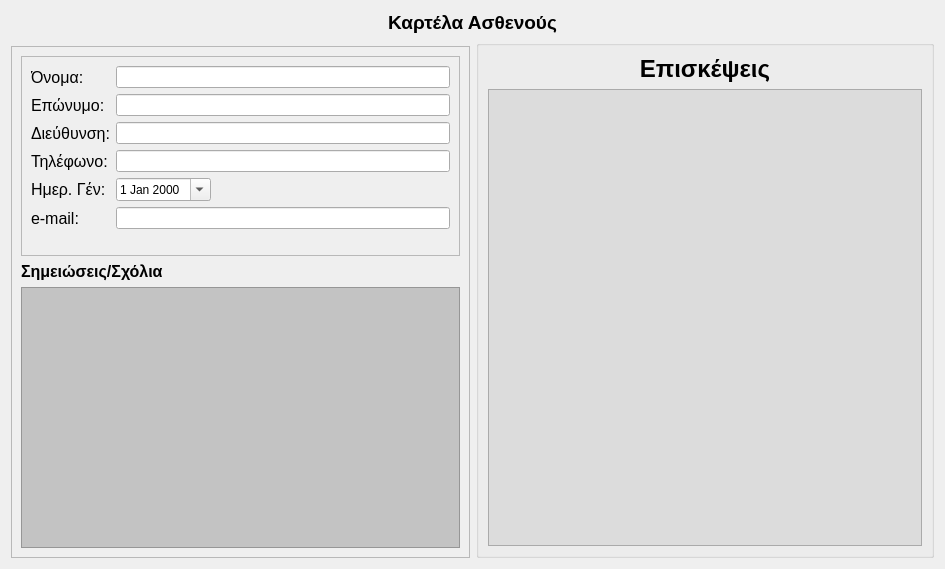
Old version of the form ui/ui_files/edit_patient.ui in the repository tdgs/medical_qt_ruby.
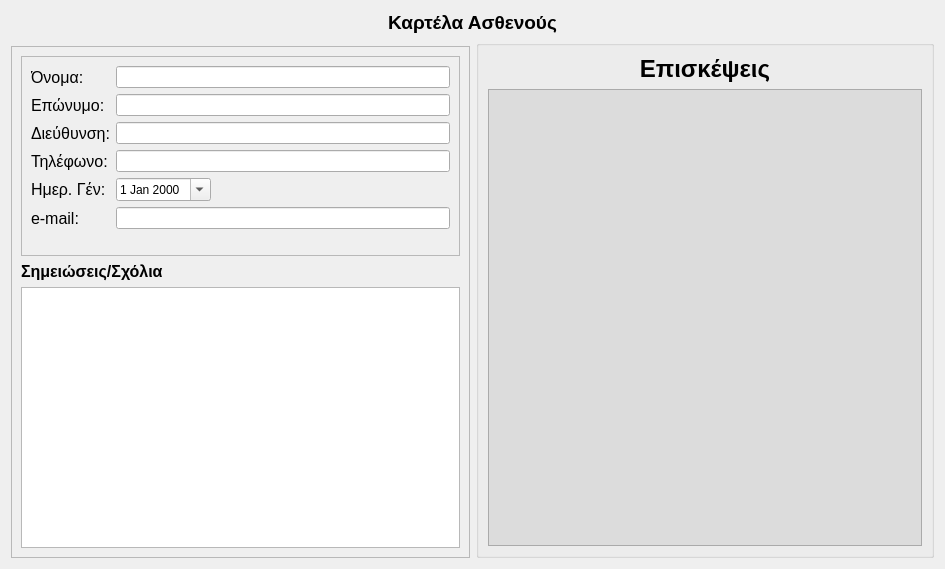
New version of the form. Icons and pictures are not drawn. Custom widgets are drawn as their Qt base class.

Commit message: now using my_plain_text widget

What changed in the file:
```diff
--- a/ui/ui_files/edit_patient.ui
+++ b/ui/ui_files/edit_patient.ui
@@ -191,19 +191,6 @@
         <property name="toolTip">
          <string>Σημειώσεις και σχόλια για αυτόν τον Ασθενή</string>
         </property>
-        <property name="styleSheet">
-         <string notr="true">background-color: rgb(195, 195, 195);</string>
-        </property>
-        <property name="html">
-         <string>&lt;!DOCTYPE HTML PUBLIC &quot;-//W3C//DTD HTML 4.0//EN&quot; &quot;http://www.w3.org/TR/REC-html40/strict.dtd&quot;&gt;
-&lt;html&gt;&lt;head&gt;&lt;meta name=&quot;qrichtext&quot; content=&quot;1&quot; /&gt;&lt;style type=&quot;text/css&quot;&gt;
-p, li { white-space: pre-wrap; }
-&lt;/style&gt;&lt;/head&gt;&lt;body style=&quot; font-family:'Ubuntu'; font-size:9pt; font-weight:400; font-style:normal;&quot;&gt;
-&lt;p style=&quot;-qt-paragraph-type:empty; margin-top:0px; margin-bottom:0px; margin-left:0px; margin-right:0px; -qt-block-indent:0; text-indent:0px;&quot;&gt;&lt;/p&gt;&lt;/body&gt;&lt;/html&gt;</string>
-        </property>
-        <property name="acceptRichText">
-         <bool>false</bool>
-        </property>
        </widget>
       </item>
      </layout>
@@ -273,7 +260,7 @@
   </customwidget>
   <customwidget>
    <class>MyTextEdit</class>
-   <extends>QTextEdit</extends>
+   <extends>QPlainTextEdit</extends>
    <header>mytextedit.h</header>
   </customwidget>
  </customwidgets>
```
The commit also changes 4 other files.
